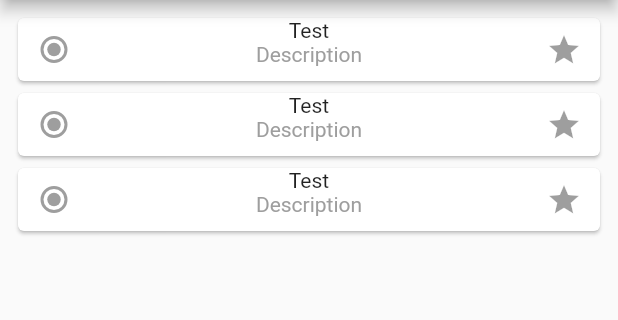
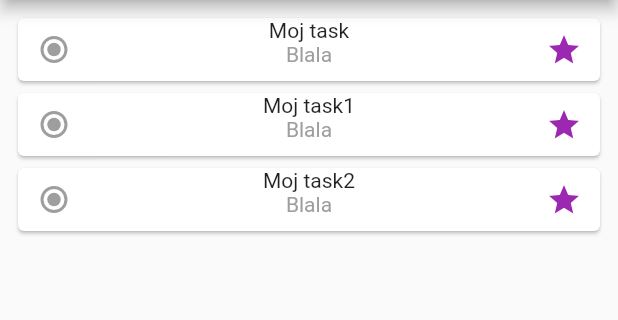
Before and after one commit to mkubasz/nozbe_lightweight, a Flutter app: the screen it shows after launch, on a phone screen of 412 x 824 dp, the part 84-404 px from its top. Run offline on Flutter 3.47's test engine with Material 2 defaults, Android fonts, the phone set to English and light mode, and no system bars; our stand-ins replace bloc, equatable, flutter_bloc; missing offline and left inert: zefyr; accounts and stored records are empty.

Commit message:
Add task, user business logic.

```diff
--- /dev/null
+++ b/lib/domain/LabelType.dart
@@ -0,0 +1,4 @@
+class LabelType {
+  String projectName;
+  LabelType(this.projectName);
+}
--- /dev/null
+++ b/lib/domain/Priority.dart
@@ -0,0 +1,5 @@
+class Priority {
+  bool enable;
+  int position;
+  Priority({this.enable, this.position});
+}
--- /dev/null
+++ b/lib/domain/ProjectId.dart
@@ -0,0 +1,5 @@
+import 'Uuid.dart';
+
+class ProjectId {
+  Uuid id;
+}
--- /dev/null
+++ b/lib/domain/Task.dart
@@ -0,0 +1,22 @@
+import 'package:nozbe_lightweight/domain/LabelType.dart';
+import 'package:nozbe_lightweight/domain/Priority.dart';
+
+import 'TaskId.dart';
+import 'TeamMember.dart';
+
+class Task {
+  TaskId taskId;
+  String name;
+  LabelType label;
+  Priority priority;
+  TeamMember teamMember;
+
+  Task({this.taskId, this.name, this.label, this.priority, this.teamMember});
+
+  @override
+  bool operator ==(Object other) =>
+      other is Task && taskId.id.id == other.taskId.id.id;
+
+  @override
+  int get hashCode => taskId.id.id.hashCode;
+}
--- /dev/null
+++ b/lib/domain/TaskId.dart
@@ -0,0 +1,7 @@
+import 'package:nozbe_lightweight/domain/Task.dart';
+import 'package:nozbe_lightweight/domain/Uuid.dart';
+
+class TaskId {
+  Uuid id;
+  TaskId(this.id);
+}
--- /dev/null
+++ b/lib/domain/TeamMember.dart
@@ -0,0 +1,7 @@
+import 'UserId.dart';
+
+class TeamMember {
+  UserId userId;
+  String alias;
+  TeamMember({this.userId, this.alias});
+}
--- /dev/null
+++ b/lib/domain/User.dart
@@ -0,0 +1,6 @@
+import 'UserId.dart';
+
+class User {
+  UserId userId;
+  String name;
+}
--- /dev/null
+++ b/lib/domain/UserId.dart
@@ -0,0 +1,5 @@
+import 'Uuid.dart';
+
+class UserId {
+  Uuid id;
+}
--- /dev/null
+++ b/lib/domain/Uuid.dart
@@ -0,0 +1,9 @@
+class Uuid {
+  int id;
+
+  Uuid(this.id);
+
+  static Uuid generate() {
+    return Uuid(1);
+  }
+}
--- a/lib/domain/bloc/dashboard_bloc.dart
+++ b/lib/domain/bloc/dashboard_bloc.dart
@@ -1,13 +1,22 @@
 import 'package:bloc/bloc.dart';
 import 'package:equatable/equatable.dart';
+import 'package:nozbe_lightweight/infrastructure/TaskRepository.dart';
 import 'package:nozbe_lightweight/presentation/app.dart';
+
+import '../Task.dart';
 
 abstract class DashboardState extends Equatable {
   @override
   List<Object> get props => [];
 }
 
-class InitializeState extends DashboardState {}
+class InitializeState extends DashboardState {
+  final List<Task> tasks;
+  InitializeState(this.tasks);
+
+  @override
+  List<Object> get props => [tasks];
+}
 
 abstract class DashboardEvent extends Equatable {
   @override
@@ -16,14 +25,35 @@ abstract class DashboardEvent extends Equatable {
 
 class InitializationEvent extends DashboardEvent {}
 
+class SetTaskPriority extends DashboardEvent {
+  final Task task;
+
+  SetTaskPriority(this.task);
+}
+
 class DashboardBloc extends Bloc<DashboardEvent, DashboardState> {
+  TaskRepository taskRepository;
+
+  DashboardBloc({this.taskRepository});
+
   @override
-  DashboardState get initialState => InitializeState();
+  DashboardState get initialState =>
+      InitializeState(taskRepository.get(null, null));
 
   @override
   Stream<DashboardState> mapEventToState(DashboardEvent event) async* {
     if (event is InitializationEvent) {
-      yield InitializeState();
+      yield InitializeState(taskRepository.get(null, null));
+      // preparation data db - fetch - update view
+    }
+    if (event is SetTaskPriority) {
+      var tasks = taskRepository.get(null, null).map((task) {
+        if (task == event.task) {
+          task.priority.enable = event.task.priority.enable;
+        }
+        return task;
+      }).toList();
+      yield InitializeState(tasks);
       // preparation data db - fetch - update view
     }
   }
--- /dev/null
+++ b/lib/infrastructure/TaskRepository.dart
@@ -0,0 +1,34 @@
+import 'package:nozbe_lightweight/domain/LabelType.dart';
+import 'package:nozbe_lightweight/domain/Priority.dart';
+import 'package:nozbe_lightweight/domain/ProjectId.dart';
+import 'package:nozbe_lightweight/domain/Task.dart';
+import 'package:nozbe_lightweight/domain/TaskId.dart';
+import 'package:nozbe_lightweight/domain/TeamMember.dart';
+import 'package:nozbe_lightweight/domain/UserId.dart';
+import 'package:nozbe_lightweight/domain/Uuid.dart';
+
+class TaskRepository {
+  List<Task> get(TeamMember teamMember, ProjectId projectId) {
+    List<Task> tasks = [
+      Task(
+          taskId: TaskId(Uuid(1)),
+          name: "Moj task",
+          label: LabelType("Blala"),
+          teamMember: TeamMember(alias: "Bla", userId: UserId()),
+          priority: Priority(enable: true, position: 1)),
+      Task(
+          taskId: TaskId(Uuid(2)),
+          name: "Moj task1",
+          label: LabelType("Blala"),
+          teamMember: TeamMember(alias: "Bla", userId: UserId()),
+          priority: Priority(enable: true, position: 2)),
+      Task(
+          taskId: TaskId(Uuid(3)),
+          name: "Moj task2",
+          label: LabelType("Blala"),
+          teamMember: TeamMember(alias: "Bla", userId: UserId()),
+          priority: Priority(enable: true, position: 3)),
+    ];
+    return tasks;
+  }
+}
--- a/lib/main.dart
+++ b/lib/main.dart
@@ -5,6 +5,7 @@ import 'dart:io' show Platform;
 import 'package:flutter/foundation.dart';
 
 import 'domain/bloc/bloc.dart';
+import 'infrastructure/TaskRepository.dart';
 
 void main() {
 //   To linux GUI
@@ -12,7 +13,7 @@ void main() {
   runApp(MultiBlocProvider(
     providers: [
       BlocProvider<DashboardBloc>(
-        builder: (context) => DashboardBloc(),
+        builder: (context) => DashboardBloc(taskRepository: TaskRepository()),
       ),
       BlocProvider<ThemeBloc>(
         builder: (context) => ThemeBloc(),
--- a/lib/presentation/app.dart
+++ b/lib/presentation/app.dart
@@ -1,10 +1,14 @@
 import 'package:flutter/material.dart';
+import 'package:flutter_bloc/flutter_bloc.dart';
+import 'package:nozbe_lightweight/domain/bloc/bloc.dart';
 import 'package:nozbe_lightweight/presentation/drawer.dart';
 import 'package:nozbe_lightweight/presentation/tasks.dart';
 
 class Dashboard extends StatelessWidget {
   @override
   Widget build(BuildContext context) {
+    return BlocBuilder<DashboardBloc, DashboardState>(
+      builder: (context, state) {
         return Scaffold(
             appBar: AppBar(
               title: Text('Main'),
@@ -23,5 +27,7 @@ class Dashboard extends StatelessWidget {
             ),
             body: Tasks(),
             drawer: NozbeDrawer());
+      },
+    );
   }
 }
--- a/lib/presentation/description.dart
+++ b/lib/presentation/description.dart
@@ -1,9 +1,17 @@
 import 'package:flutter/cupertino.dart';
 import 'package:flutter/material.dart';
+import 'package:nozbe_lightweight/domain/LabelType.dart';
 
 class Description extends StatelessWidget {
+  final LabelType label;
+
+  const Description({Key key, this.label}) : super(key: key);
+
   @override
   Widget build(BuildContext context) {
-    return Text('Description', style: TextStyle(color: Colors.grey),);
+    return Text(
+      this.label.projectName,
+      style: TextStyle(color: Colors.grey),
+    );
   }
 }
--- a/lib/presentation/task.dart
+++ b/lib/presentation/task.dart
@@ -3,20 +3,20 @@ import 'package:flutter/material.dart';
 
 import 'comments.dart';
 
-class Task extends StatefulWidget {
+class TaskPage extends StatefulWidget {
   @override
   State<StatefulWidget> createState() {
     return _Task();
   }
 }
 
-class _Task extends State<Task> {
+class _Task extends State<TaskPage> {
   @override
   Widget build(BuildContext context) {
     return Scaffold(
       appBar: AppBar(
         flexibleSpace: FlexibleSpaceBar(
-        title:  Row(
+          title: Row(
             mainAxisAlignment: MainAxisAlignment.start,
             children: <Widget>[
               Radio(),
@@ -79,7 +79,9 @@ class _Task extends State<Task> {
                               child: Row(
                                 children: <Widget>[
                                   Icon(Icons.terrain),
-                                  SizedBox(width: 20,),
+                                  SizedBox(
+                                    width: 20,
+                                  ),
                                   Text('Single tasks')
                                 ],
                               ),
@@ -92,7 +94,9 @@ class _Task extends State<Task> {
                               child: Row(
                                 children: <Widget>[
                                   Icon(Icons.assignment),
-                                  SizedBox(width: 20,),
+                                  SizedBox(
+                                    width: 20,
+                                  ),
                                   Text('Section')
                                 ],
                               ),
@@ -113,7 +117,9 @@ class _Task extends State<Task> {
                                     backgroundColor: Colors.amber,
                                     radius: 10,
                                   ),
-                                  SizedBox(width: 20,),
+                                  SizedBox(
+                                    width: 20,
+                                  ),
                                   Text('You')
                                 ],
                               ),
@@ -126,11 +132,14 @@ class _Task extends State<Task> {
                         child: Row(
                           children: <Widget>[
                             Icon(Icons.class_),
-                                  SizedBox(width: 20,),
+                            SizedBox(
+                              width: 20,
+                            ),
                             Text('Tags')
                           ],
                         ),
-                            ),)),
+                      ),
+                    )),
                   ],
                   mainAxisAlignment: MainAxisAlignment.spaceAround,
                 ),
@@ -144,7 +153,9 @@ class _Task extends State<Task> {
                               child: Row(
                                 children: <Widget>[
                                   Icon(Icons.calendar_today),
-                                  SizedBox(width: 20,),
+                                  SizedBox(
+                                    width: 20,
+                                  ),
                                   Text('Due Date')
                                 ],
                               ),
@@ -154,10 +165,12 @@ class _Task extends State<Task> {
                             width: 150,
                             height: 40,
                             child: Center(
-                              child:  Row(
+                              child: Row(
                                 children: <Widget>[
                                   Icon(Icons.alarm),
-                                  SizedBox(width: 20,),
+                                  SizedBox(
+                                    width: 20,
+                                  ),
                                   Text('Remind me')
                                 ],
                               ),
--- a/lib/presentation/task_element.dart
+++ b/lib/presentation/task_element.dart
@@ -1,36 +1,70 @@
 import 'package:flutter/cupertino.dart';
 import 'package:flutter/material.dart';
+import 'package:flutter_bloc/flutter_bloc.dart';
+import 'package:nozbe_lightweight/domain/Task.dart';
+import 'package:nozbe_lightweight/domain/bloc/dashboard_bloc.dart';
 import 'package:nozbe_lightweight/presentation/task.dart';
 
 import 'description.dart';
 
-class TaskElement extends StatelessWidget {
+class TaskElement extends StatefulWidget {
+  final Task task;
+  TaskElement(this.task);
+
+  @override
+  State<StatefulWidget> createState() {
+    return _TaskElementState();
+  }
+}
+
+class _TaskElementState extends State<TaskElement> {
+  MaterialColor color = Colors.grey;
+
+  @override
+  void initState() {
+    super.initState();
+    this.color = widget.task.priority.enable ? Colors.purple : Colors.grey;
+  }
+
   @override
   Widget build(BuildContext context) {
-    // TODO: implement build
     return Card(
       child: InkWell(
         splashColor: Colors.blue.withAlpha(30),
         onTap: () {
           Navigator.push(
             context,
-            MaterialPageRoute(builder: (context) => Task()),
+            MaterialPageRoute(builder: (context) => TaskPage()),
           );
         },
         child: Row(
           mainAxisAlignment: MainAxisAlignment.spaceBetween,
           children: <Widget>[
-          Radio(),
-          Column(
-            children: <Widget>[
-              Text('Test'),
-              Description()
-            ],
-          ),
-        IconButton(icon: Icon(Icons.star)),
-        ],),
+            Radio(),
+            Column(
+              children: <Widget>[
+                Text(widget.task.name),
+                Description(label: widget.task.label)
+              ],
+            ),
+            IconButton(
+              icon: Icon(
+                Icons.star,
+                color: color,
+              ),
+              onPressed: () {
+                setState(() {
+                  this.color =
+                      widget.task.priority.enable ? Colors.purple : Colors.grey;
+                  widget.task.priority.enable = !widget.task.priority.enable;
+                  BlocProvider.of<DashboardBloc>(context)
+                      .add(SetTaskPriority(widget.task));
+                });
+              },
+            ),
+          ],
+        ),
       ),
     );
   }
-
 }
--- a/lib/presentation/tasks.dart
+++ b/lib/presentation/tasks.dart
@@ -1,21 +1,24 @@
 import 'package:flutter/cupertino.dart';
 import 'package:flutter/material.dart';
+import 'package:flutter_bloc/flutter_bloc.dart';
+import 'package:nozbe_lightweight/domain/Task.dart';
+import 'package:nozbe_lightweight/domain/bloc/bloc.dart';
 import 'package:nozbe_lightweight/presentation/task_element.dart';
 
 class Tasks extends StatelessWidget {
-  final List<String> tasks = <String>['A', 'B', 'C'];
   @override
   Widget build(BuildContext context) {
-    return ListView.builder(
-        padding: const EdgeInsets.all(8.0),
-        itemCount: tasks.length,
-        itemBuilder: (BuildContext context, int index) {
-          return Container(
-            height: 50,
-            child: Container(child: TaskElement())
-          );
-        }
+    return BlocBuilder<DashboardBloc, DashboardState>(
+      builder: (context, state) => ListView.builder(
+          padding: const EdgeInsets.all(8.0),
+          itemCount: (state as InitializeState).tasks.length,
+          itemBuilder: (BuildContext context, int index) {
+            return Container(
+                height: 50,
+                child: Container(
+                    child:
+                        TaskElement((state as InitializeState).tasks[index])));
+          }),
     );
   }
-
 }
```
Also changed, not shown: lib/infrastructure/TeamMemberRepository.dart (added). Lines whose indentation alone changed are shown as unchanged.
